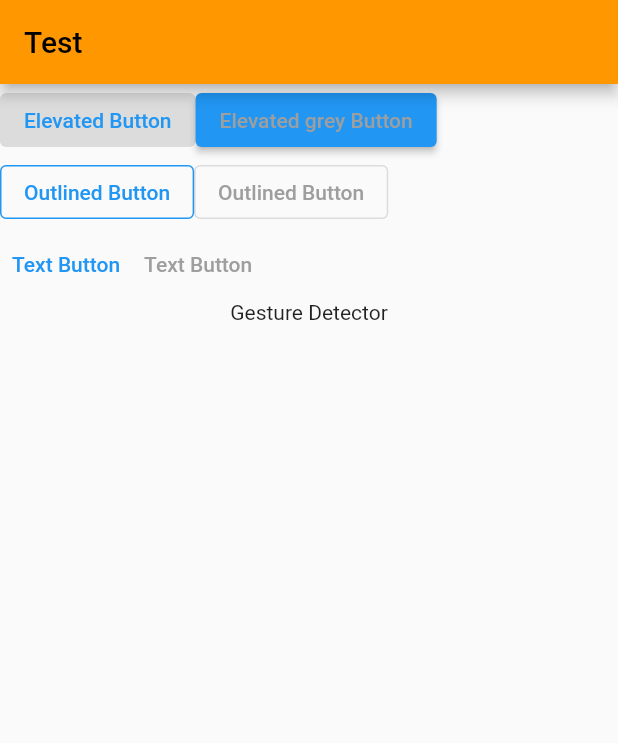
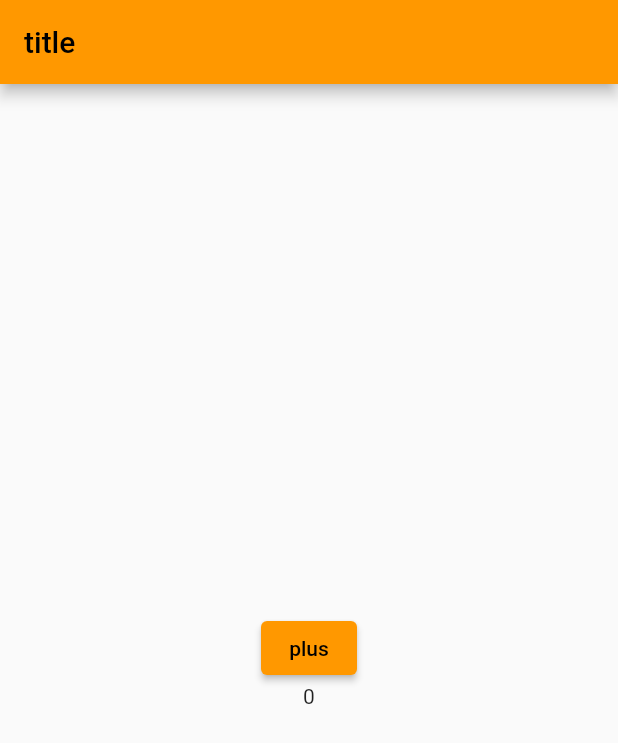
Before and after one commit to RektPunk/letsflutter, a Flutter app: the screen it shows after launch, on a phone screen of 412 x 824 dp. Shown: the top 743 px of the screen. Run offline on Flutter 3.47's test engine with Material 2 defaults, Android fonts, the phone set to English and light mode, and no system bars.

```diff
--- a/lib/main.dart
+++ b/lib/main.dart
@@ -16,7 +16,7 @@ class MyApp extends StatelessWidget {
       theme: ThemeData(
         primarySwatch: Colors.orange,
       ),
-      home: const Buttonpage(),
+      home: MyWidget(),
     );
   }
 }
--- a/lib/pages/homepage.dart
+++ b/lib/pages/homepage.dart
@@ -96,8 +96,8 @@ class MyRowHompage extends StatelessWidget {
   }
 }
 
-class Buttonpage extends StatelessWidget {
-  const Buttonpage({Key? key}) : super(key: key);
+class MyButtonpage extends StatelessWidget {
+  const MyButtonpage({Key? key}) : super(key: key);
 
   @override
   Widget build(BuildContext context) {
@@ -196,3 +196,41 @@ class Buttonpage extends StatelessWidget {
     );
   }
 }
+
+
+class MyWidget extends StatefulWidget {
+  MyWidget({Key? key}) : super(key: key);
+
+  @override
+  State<MyWidget> createState() => _MyWidgetState();
+}
+
+class _MyWidgetState extends State<MyWidget> {
+  int count = 0;
+
+  @override
+  Widget build(BuildContext context) {
+    return Scaffold(
+      appBar: AppBar(
+        title: const Text('title'),
+      ),
+      body: Column(
+        mainAxisAlignment: MainAxisAlignment.center,
+        crossAxisAlignment: CrossAxisAlignment.center,
+        children: [
+          ElevatedButton(
+            onPressed: () {
+              setState(() {
+                count++;
+              });
+            },
+            child: const Text('plus'),
+          ),
+          Center(
+            child: Text('$count'),
+          )
+        ]
+      )
+    );
+  }
+}
```
